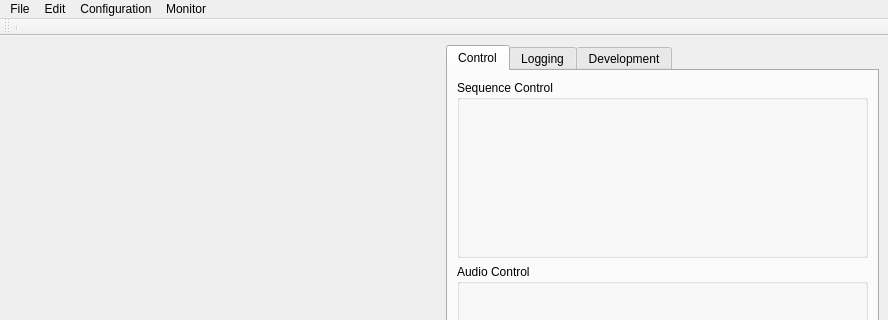
This is StageRunner/gui/stagerunnermainwin.ui in Pit1966/StageRunner as Qt 5 draws it before an edit; both pictures show x 0 to 888 and y 0 to 320 of the 888 by 668 pixel window. The edited form follows.
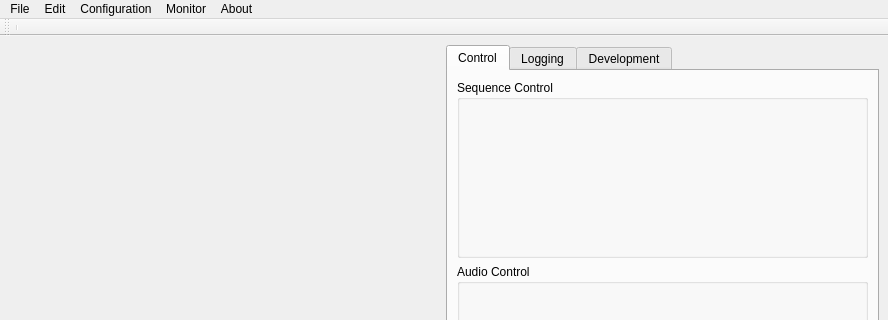
This is the edited form. Icons and pictures are not drawn. Custom widgets are drawn as their Qt base class.

Commit message: Fixed: Fade To Black New: About->Info Messagebox

Diff of the .ui file:
```diff
--- a/StageRunner/gui/stagerunnermainwin.ui
+++ b/StageRunner/gui/stagerunnermainwin.ui
@@ -267,10 +267,17 @@
     <addaction name="actionDMX_Input"/>
     <addaction name="actionDMX_Output"/>
    </widget>
+   <widget class="QMenu" name="menuAbout">
+    <property name="title">
+     <string>About</string>
+    </property>
+    <addaction name="actionInfo"/>
+   </widget>
    <addaction name="menuFile"/>
    <addaction name="menuEdit"/>
    <addaction name="menuConfiguration"/>
    <addaction name="menuMonitor"/>
+   <addaction name="menuAbout"/>
   </widget>
   <widget class="QStatusBar" name="statusbar"/>
   <widget class="QToolBar" name="toolBar">
```
Left out of the diff: 5 changed lines with no effect on the pictures. The commit also changes 9 other files.
